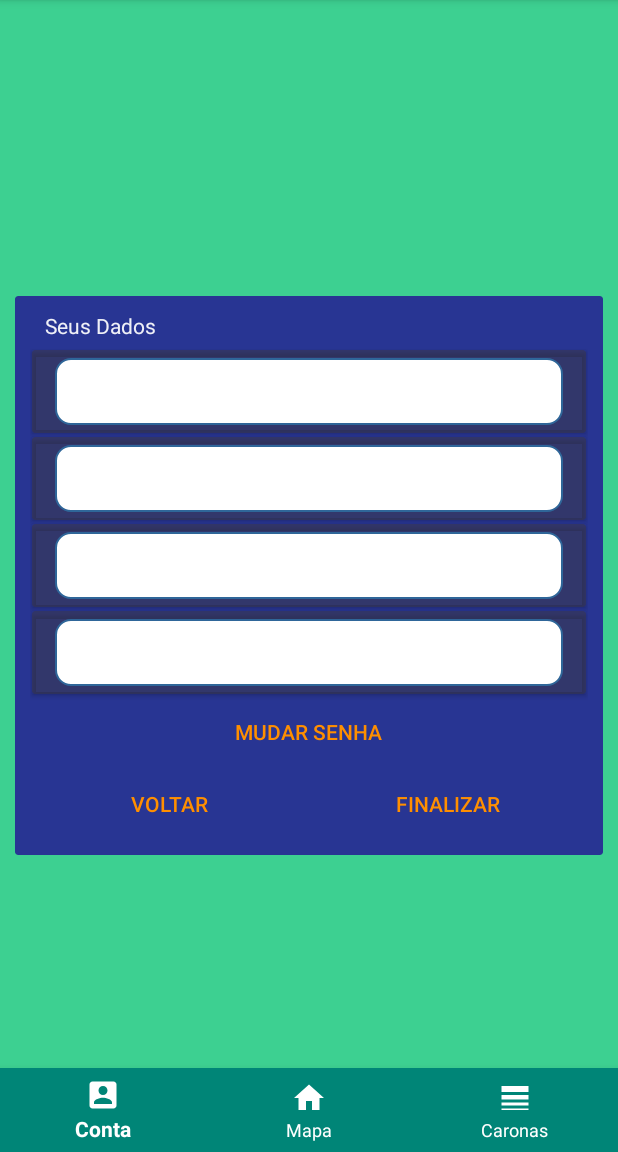
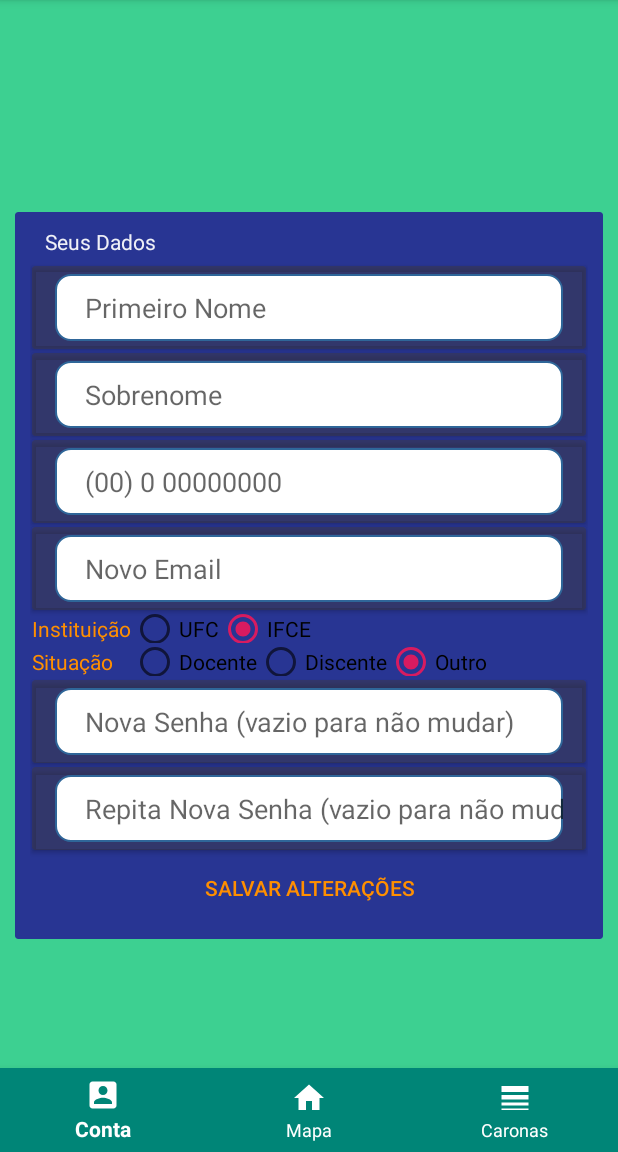
Before and after one commit to AlessSilva/Aplicativo-Android-Native-de-Caronas, an Android app: the fragment Conta placed in its activity, on a phone screen of 412 x 824 dp, the part 84-1236 px from its top. Run offline under Robolectric (Android 15) with nearby library versions, the phone set to English and light mode, and no system bars; 4 statements that could not run were skipped.

Commit message:
Fragmento Conta Adicionado

```diff
--- a/app/src/main/java/com/example/appcaronamobile/Fragments/CadastroPt1.java
+++ b/app/src/main/java/com/example/appcaronamobile/Fragments/CadastroPt1.java
@@ -1,7 +1,6 @@
 package com.example.appcaronamobile.Fragments;
 
 
-import android.content.Intent;
 import android.os.Bundle;
 
 import androidx.fragment.app.Fragment;
@@ -11,10 +10,8 @@ import android.view.View;
 import android.view.ViewGroup;
 import android.widget.Button;
 import android.widget.EditText;
-import android.widget.TextView;
 import android.widget.Toast;
 
-import com.example.appcaronamobile.CadastroPt2Activity;
 import com.example.appcaronamobile.R;
 import com.example.appcaronamobile.Repository.MyListener;
 import com.example.appcaronamobile.Util.Masks.MaskEditUtil;
@@ -52,7 +49,7 @@ public class CadastroPt1 extends Fragment {
         senha = view.findViewById(R.id.editTextSenha);
         senhaRepetida = view.findViewById(R.id.editTextSenhaRepetida);
 
-        proximo =view.findViewById(R.id.buttonProximoPt1);
+        proximo =view.findViewById(R.id.buttonSalvarAlteracoesConta);
         voltar = view.findViewById(R.id.buttonVoltarPt1);
 
         proximo.setOnClickListener(new View.OnClickListener() {
--- a/app/src/main/java/com/example/appcaronamobile/Fragments/Conta.java
+++ b/app/src/main/java/com/example/appcaronamobile/Fragments/Conta.java
@@ -1,21 +1,236 @@
 package com.example.appcaronamobile.Fragments;
 
+import android.app.AlertDialog;
+import android.content.DialogInterface;
 import android.os.Bundle;
+import android.text.InputType;
 import android.view.LayoutInflater;
 import android.view.View;
 import android.view.ViewGroup;
+import android.widget.Button;
+import android.widget.EditText;
+import android.widget.RadioButton;
+import android.widget.RadioGroup;
+import android.widget.Toast;
 
 import androidx.fragment.app.Fragment;
 
+import com.example.appcaronamobile.Model.Usuario;
 import com.example.appcaronamobile.R;
+import com.example.appcaronamobile.Util.Masks.MaskEditUtil;
 
 public class Conta extends Fragment {
+    Usuario usuario = null;
+    private String senhaPedida = "";
+
+    private EditText nomeE;
+    private EditText sobrenomeE;
+    private EditText telefoneE;
+    private EditText emailE;
+    private EditText senhaE;
+    private EditText senharepetidaE;
+
+    private String inst;
+    private String sit;
+
+    private String nome;
+    private String sobrenome;
+    private String telefone;
+    private String email;
+    private String senha;
+    private String senharepetida;
+
+    private RadioGroup rginst;
+    private RadioGroup rgsit;
+
+    private RadioButton instB;
+    private RadioButton sitB;
+
     @Override
     public View onCreateView(LayoutInflater inflater, ViewGroup container,
                              Bundle savedInstanceState) {
-        return inflater.inflate(R.layout.fragment_conta, container, false);
+        View view = inflater.inflate(R.layout.fragment_conta, container, false);
+
+        Bundle arguments = getArguments();
+
+        usuario = (Usuario) arguments.getSerializable("usuario");
+
+        nomeE = view.findViewById(R.id.editTextPrimeiroNomeConta);
+        sobrenomeE = view.findViewById(R.id.editTextSobrenomeConta);
+        telefoneE = view.findViewById(R.id.editTextTelefoneConta);
+        emailE = view.findViewById(R.id.editTextEmailConta);
+        senhaE = view.findViewById(R.id.editTextSenhaConta);
+        senharepetidaE = view.findViewById(R.id.editTextSenhaRepetidaConta);
+
+        rginst = view.findViewById(R.id.radioGroupInstituicoes);
+        rgsit = view.findViewById(R.id.radioGroupSituacao);
+
+        if(usuario.getInstituicao().equals("UFC")) {
+            instB = view.findViewById(R.id.radioButtonUFC);
+        } else {
+            instB = view.findViewById(R.id.radioButtonIFCE);
+        }
+
+        if(usuario.getSituacao().equals("Docente")) {
+            sitB = view.findViewById(R.id.radioButtonDocente);
+        } else if(usuario.getSituacao().equals("Discente")) {
+            sitB = view.findViewById(R.id.radioButtonDiscente);
+        } else {
+            sitB = view.findViewById(R.id.radioButtonOutro);
+        }
+
+        instB.setChecked(true);
+        sitB.setChecked(true);
+
+        Button finalizar = view.findViewById(R.id.buttonSalvarAlteracoesConta);
+
+        finalizar.setOnClickListener(new View.OnClickListener() {
+            @Override
+            public void onClick(View view) {
+                inst = instB.getText().toString();
+                sit = sitB.getText().toString();
+
+                nome = nomeE.getText().toString();
+                sobrenome = sobrenomeE.getText().toString();
+                telefone = telefoneE.getText().toString();
+                email = emailE.getText().toString();
+                senha = senhaE.getText().toString();
+                senharepetida = senharepetidaE.getText().toString();
+
+                if(nome.equals("")) {
+                    nome = usuario.getPrimeiroNome();
+                }
+                if(sobrenome.equals("")) {
+                    sobrenome = usuario.getSobrenome();
+                }
+                if(telefone.equals("")) {
+                    telefone = usuario.getTelefone();
+                }
+                if(email.equals("")) {
+                    email = usuario.getEmail();
+                }
+
+                if(!senha.equals(senharepetida)) {
+                    Toast.makeText(view.getContext(), "Senhas estão diferentes!", Toast.LENGTH_LONG).show();
+                } else {
+                    if(senha.equals("")) {
+                        senha = usuario.getSenha();
+                    }
+
+                    AlertDialog.Builder builder = new AlertDialog.Builder(getContext());
+                    builder.setTitle("Digite sua antiga senha");
+                    final EditText input = new EditText(getContext());
+                    input.setInputType(InputType.TYPE_TEXT_VARIATION_PASSWORD);
+                    builder.setView(input);
+
+                    builder.setPositiveButton("OK", new DialogInterface.OnClickListener() {
+                        @Override
+                        public void onClick(DialogInterface dialog, int which) {
+                            senhaPedida = input.getText().toString();
+
+                            if(senhaPedida.equals(usuario.getSenha())) {
+                                usuario.setPrimeiroNome(nome);
+                                usuario.setSobrenome(sobrenome);
+                                usuario.setEmail(email);
+                                usuario.setInstituicao(inst);
+                                usuario.setSenha(senha);
+                                usuario.setSituacao(sit);
+                                usuario.setTelefone(telefone);
+                            } else {
+                                Toast.makeText(getContext(), "Senha incorreta", Toast.LENGTH_SHORT).show();
+                            }
+                        }
+                    });
+
+                    builder.setNegativeButton("Cancelar", new DialogInterface.OnClickListener() {
+                        @Override
+                        public void onClick(DialogInterface dialog, int which) {
+                            dialog.cancel();
+                        }
+                    });
+
+                    builder.show();
+                }
+            }
+        });
+
+        return view;
     }
-    public static Conta newInstance() {
-        return new Conta();
-    }
+
+//    protected void onClickFinalizarConta() {
+//        EditText nomeE = view.findViewById(R.id.editTextPrimeiroNomeConta);
+//        EditText sobrenomeE = view.findViewById(R.id.editTextSobrenomeConta);
+//        EditText telefoneE = view.findViewById(R.id.editTextTelefoneConta);
+//        EditText emailE = view.findViewById(R.id.editTextEmailConta);
+//        EditText senhaE = view.findViewById(R.id.editTextSenhaConta);
+//        EditText senharepetidaE = view.findViewById(R.id.editTextSenhaRepetidaConta);
+//
+//        RadioGroup rginst = view.findViewById(R.id.radioGroupInstituicoes);
+//        RadioGroup rgsit = view.findViewById(R.id.radioGroupSituacao);
+//
+//        inst = ((RadioButton) view.findViewById(rginst.getCheckedRadioButtonId())).getText().toString();
+//        sit = ((RadioButton) view.findViewById(rgsit.getCheckedRadioButtonId())).getText().toString();
+//
+//        nome = nomeE.getText().toString();
+//        sobrenome = sobrenomeE.getText().toString();
+//        telefone = telefoneE.getText().toString();
+//        email = emailE.getText().toString();
+//        senha = senhaE.getText().toString();
+//        senharepetida = senharepetidaE.getText().toString();
+//
+//        if(nome.equals("")) {
+//            nome = usuario.getPrimeiroNome();
+//        }
+//        if(sobrenome.equals("")) {
+//            sobrenome = usuario.getSobrenome();
+//        }
+//        if(telefone.equals("")) {
+//            telefone = usuario.getTelefone();
+//        }
+//        if(email.equals("")) {
+//            email = usuario.getEmail();
+//        }
+//
+//        if(!senha.equals(senharepetida)) {
+//            Toast.makeText(view.getContext(), "Senhas estão diferentes!", Toast.LENGTH_LONG).show();
+//        } else {
+//            if(senha.equals("")) {
+//                senha = usuario.getSenha();
+//            }
+//
+//            AlertDialog.Builder builder = new AlertDialog.Builder(view.getContext());
+//            builder.setTitle("Digite sua antiga senha");
+//            final EditText input = new EditText(view.getContext());
+//            input.setInputType(InputType.TYPE_TEXT_VARIATION_PASSWORD);
+//            builder.setView(input);
+//
+//            builder.setPositiveButton("OK", new DialogInterface.OnClickListener() {
+//                @Override
+//                public void onClick(DialogInterface dialog, int which) {
+//                    senhaPedida = input.getText().toString();
+//
+//                    if(senhaPedida.equals(usuario.getSenha())) {
+//                        usuario.setPrimeiroNome(nome);
+//                        usuario.setSobrenome(sobrenome);
+//                        usuario.setEmail(email);
+//                        usuario.setInstituicao(inst);
+//                        usuario.setSenha(senha);
+//                        usuario.setSituacao(sit);
+//                        usuario.setTelefone(telefone);
+//                    } else {
+//                        Toast.makeText(getView().getContext(), "Senha incorreta", Toast.LENGTH_SHORT).show();
+//                    }
+//                }
+//            });
+//
+//            builder.setNegativeButton("Cancelar", new DialogInterface.OnClickListener() {
+//                @Override
+//                public void onClick(DialogInterface dialog, int which) {
+//                    dialog.cancel();
+//                }
+//            });
+//
+//            builder.show();
+//        }
+//    }
 }
--- a/app/src/main/res/layout/activity_cadastro_pt1.xml
+++ b/app/src/main/res/layout/activity_cadastro_pt1.xml
@@ -210,7 +210,7 @@
                         android:textColor="#FF8F00" />
 
                     <Button
-                        android:id="@+id/buttonProximoPt1"
+                        android:id="@+id/buttonSalvarAlteracoesConta"
                         android:layout_width="wrap_content"
                         android:layout_height="wrap_content"
                         android:layout_weight="1"
--- a/app/src/main/res/layout/fragment_conta.xml
+++ b/app/src/main/res/layout/fragment_conta.xml
@@ -53,6 +53,7 @@
 
                     <EditText
                         android:id="@+id/editTextPrimeiroNomeConta"
+                        android:hint="Primeiro Nome"
                         android:layout_width="match_parent"
                         android:layout_height="wrap_content"
                         android:layout_marginLeft="10dp"
@@ -76,6 +77,7 @@
 
                     <EditText
                         android:id="@+id/editTextSobrenomeConta"
+                        android:hint="Sobrenome"
                         android:layout_width="match_parent"
                         android:layout_height="wrap_content"
                         android:layout_marginLeft="10dp"
@@ -98,6 +100,7 @@
 
                     <EditText
                         android:id="@+id/editTextTelefoneConta"
+                        android:hint="(00) 0 00000000"
                         android:layout_width="match_parent"
                         android:layout_height="wrap_content"
                         android:layout_marginLeft="10dp"
@@ -120,6 +123,7 @@
 
                     <EditText
                         android:id="@+id/editTextEmailConta"
+                        android:hint="Novo Email"
                         android:layout_width="match_parent"
                         android:layout_height="wrap_content"
                         android:layout_marginLeft="10dp"
@@ -132,13 +136,127 @@
 
                 </androidx.cardview.widget.CardView>
 
-                <Button
-                    android:layout_width="wrap_content"
+                <LinearLayout
+                    android:layout_width="match_parent"
                     android:layout_height="match_parent"
-                    android:layout_gravity="center"
-                    android:background="@android:color/transparent"
-                    android:textColor="#FF8F00"
-                    android:text="Mudar Senha" />
+                    android:layout_margin="1dp"
+                    android:orientation="horizontal">
+
+                    <TextView
+                        android:id="@+id/textView"
+                        android:layout_width="131dp"
+                        android:layout_height="wrap_content"
+                        android:layout_weight="1"
+                        android:text="Instituição"
+                        android:textColor="#FF8F00" />
+
+                    <RadioGroup
+                        android:id="@+id/radioGroupInstituicoes"
+                        android:layout_width="match_parent"
+                        android:layout_height="match_parent"
+                        android:layout_weight="1"
+                        android:orientation="horizontal">
+
+                        <RadioButton
+                            android:id="@+id/radioButtonUFC"
+                            android:layout_width="wrap_content"
+                            android:layout_height="wrap_content"
+                            android:text="UFC" />
+
+                        <RadioButton
+                            android:id="@+id/radioButtonIFCE"
+                            android:layout_width="wrap_content"
+                            android:layout_height="wrap_content"
+                            android:text="IFCE" />
+                    </RadioGroup>
+                </LinearLayout>
+
+                <LinearLayout
+                    android:layout_width="match_parent"
+                    android:layout_height="wrap_content"
+                    android:layout_margin="1dp"
+                    android:orientation="horizontal">
+
+                    <TextView
+                        android:id="@+id/textView2"
+                        android:layout_width="131dp"
+                        android:layout_height="wrap_content"
+                        android:layout_weight="1"
+                        android:textColor="#FF8F00"
+                        android:text="Situação" />
+
+                    <RadioGroup
+                        android:id="@+id/radioGroupSituacao"
+                        android:layout_width="match_parent"
+                        android:layout_height="match_parent"
+                        android:layout_weight="1"
+                        android:orientation="horizontal">
+
+                        <RadioButton
+                            android:id="@+id/radioButtonDocente"
+                            android:layout_width="wrap_content"
+                            android:layout_height="wrap_content"
+                            android:text="Docente" />
+
+                        <RadioButton
+                            android:id="@+id/radioButtonDiscente"
+                            android:layout_width="wrap_content"
+                            android:layout_height="wrap_content"
+                            android:text="Discente" />
+
+                        <RadioButton
+                            android:id="@+id/radioButtonOutro"
+                            android:layout_width="wrap_content"
+                            android:layout_height="wrap_content"
+                            android:text="Outro" />
+                    </RadioGroup>
+                </LinearLayout>
+
+                <androidx.cardview.widget.CardView
+                    android:layout_width="match_parent"
+                    android:layout_height="wrap_content"
+                    android:layout_margin="1dp"
+                    android:background="#A0A79898"
+                    app:cardBackgroundColor="#71413A3A"
+                    app:contentPadding="5dp">
+
+                    <EditText
+                        android:id="@+id/editTextSenhaConta"
+                        android:hint="Nova Senha (vazio para não mudar)"
+                        android:layout_width="match_parent"
+                        android:layout_height="wrap_content"
+                        android:layout_marginLeft="10dp"
+                        android:layout_marginRight="10dp"
+                        android:background="@drawable/shape_round_edittext"
+                        android:inputType="textPassword"
+                        android:paddingLeft="20dp"
+                        android:paddingTop="10dp"
+                        android:paddingBottom="10dp" />
+
+                </androidx.cardview.widget.CardView>
+
+                <androidx.cardview.widget.CardView
+                    android:layout_width="match_parent"
+                    android:layout_height="wrap_content"
+                    android:layout_margin="1dp"
+                    android:background="#A0A79898"
+                    app:cardBackgroundColor="#71413A3A"
+                    app:contentPadding="5dp">
+
+                    <EditText
+                        android:id="@+id/editTextSenhaRepetidaConta"
+                        android:hint="Repita Nova Senha (vazio para não mudar)"
+                        android:layout_width="match_parent"
+                        android:layout_height="wrap_content"
+                        android:layout_marginLeft="10dp"
+                        android:layout_marginRight="10dp"
+                        android:background="@drawable/shape_round_edittext"
+                        android:inputType="textPassword"
+                        android:paddingLeft="20dp"
+                        android:paddingTop="10dp"
+                        android:paddingBottom="10dp" />
+
+                </androidx.cardview.widget.CardView>
 
                 <LinearLayout
                     android:layout_width="match_parent"
@@ -146,23 +264,12 @@
                     android:orientation="horizontal">
 
                     <Button
-                        android:id="@+id/buttonVoltarPt1"
+                        android:id="@+id/buttonSalvarAlteracoesConta"
                         android:layout_width="wrap_content"
                         android:layout_height="wrap_content"
                         android:layout_weight="1"
                         android:background="@android:color/transparent"
-                        android:onClick="onClickVoltarConta"
-                        android:text="@string/voltar"
-                        android:textColor="#FF8F00" />
-
-                    <Button
-                        android:id="@+id/buttonProximoPt1"
-                        android:layout_width="wrap_content"
-                        android:layout_height="wrap_content"
-                        android:layout_weight="1"
-                        android:background="@android:color/transparent"
-                        android:onClick="onClickFinalizarConta"
-                        android:text="Finalizar"
+                        android:text="Salvar Alterações"
                         android:textColor="#FF8F00" />
                 </LinearLayout>
 
--- a/app/src/main/res/values/strings.xml
+++ b/app/src/main/res/values/strings.xml
@@ -17,7 +17,7 @@
     <string name="dados_pessoais">Dados Pessoais</string>
     <string name="primeiro_nome">Primeiro Nome</string>
     <string name="sobrenome">Sobrenome</string>
-    <string name="_00_0_0000_0000">(00) 0 0000-0000</string>
+    <string name="_00_0_0000_0000">(00) 0 00000000</string>
     <string name="email">Email</string>
     <string name="sobre_a_universidade">Sobre a universidade</string>
     <string name="finalizar">Finalizar</string>
```
Also changed, not shown: app/src/main/java/com/example/appcaronamobile/Model/Usuario.java (+13 -7 lines), app/src/main/java/com/example/appcaronamobile/TelaPrincipalActivity.java (+6 -12 lines).
